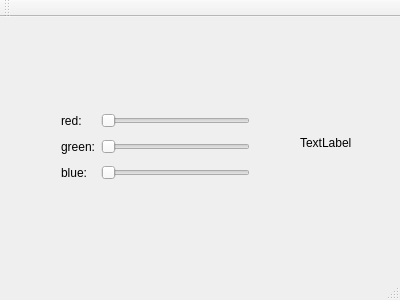
First picture: the form in student/12/colorpicker_designer/mainwindow.ui, repository VARTIOMIES/ohjelmointi-2-cplusplus, before the edit.
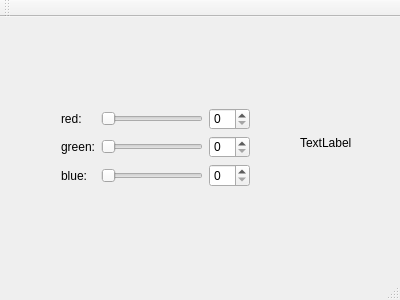
Second picture: the form after the edit.

The edit to the form file:
```diff
--- a/student/12/colorpicker_designer/mainwindow.ui
+++ b/student/12/colorpicker_designer/mainwindow.ui
@@ -66,6 +66,15 @@
        </property>
       </widget>
      </item>
+     <item row="1" column="2">
+      <widget class="QSpinBox" name="spinBoxRed"/>
+     </item>
+     <item row="2" column="2">
+      <widget class="QSpinBox" name="spinBoxGreen"/>
+     </item>
+     <item row="3" column="2">
+      <widget class="QSpinBox" name="spinBoxBlue"/>
+     </item>
     </layout>
    </widget>
    <widget class="QLabel" name="colorLabel">
```
Left out of the diff: 117 changed lines with no effect on the pictures.
